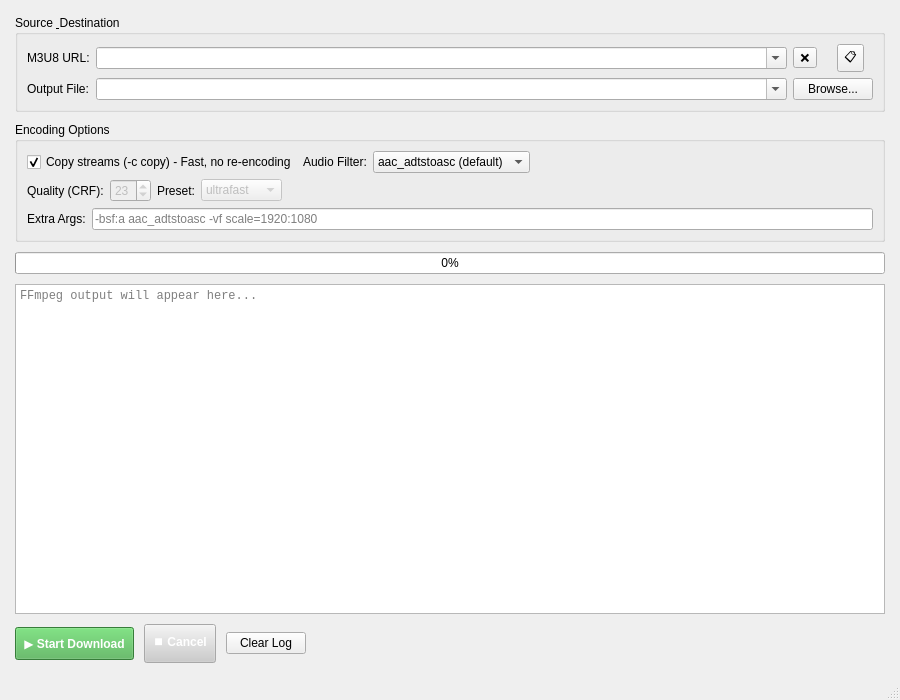
This is app2/mainwindow.ui in artthirt/video-donwloader-scripts as Qt 5 draws it before an edit. The edited form follows.
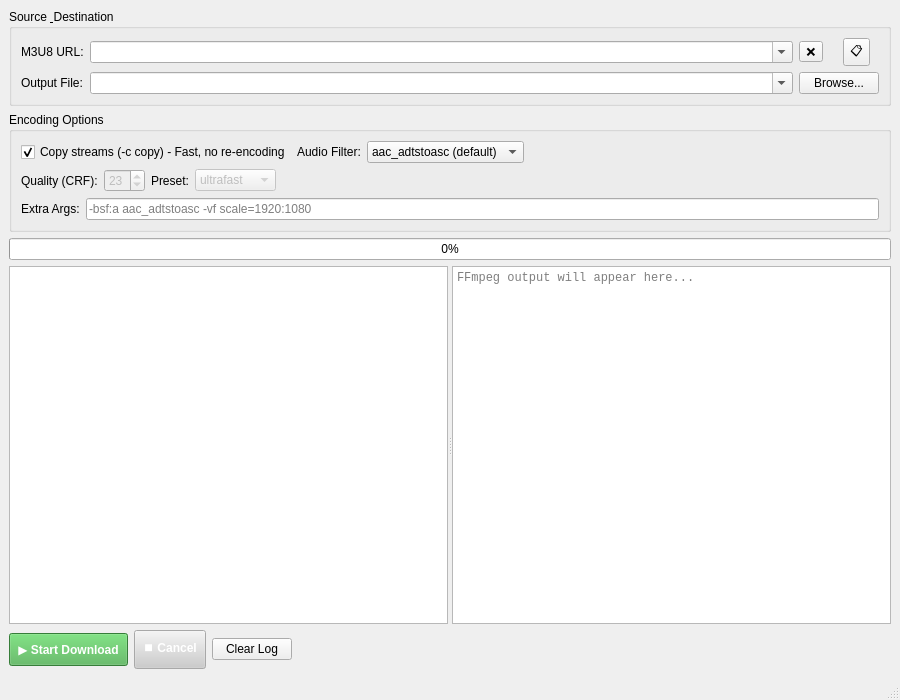
This is the edited form. Custom widgets are drawn as their Qt base class.

What changed in the file:
```diff
--- a/app2/mainwindow.ui
+++ b/app2/mainwindow.ui
@@ -21,21 +21,6 @@
   </property>
   <widget class="QWidget" name="centralwidget">
    <layout class="QVBoxLayout" name="verticalLayout">
-    <property name="spacing">
-     <number>10</number>
-    </property>
-    <property name="leftMargin">
-     <number>15</number>
-    </property>
-    <property name="topMargin">
-     <number>15</number>
-    </property>
-    <property name="rightMargin">
-     <number>15</number>
-    </property>
-    <property name="bottomMargin">
-     <number>15</number>
-    </property>
     <item>
      <widget class="QGroupBox" name="groupBoxInput">
       <property name="title">
@@ -313,6 +298,17 @@
      </widget>
     </item>
     <item>
+     <widget class="QSplitter" name="splitter">
+      <property name="sizePolicy">
+       <sizepolicy hsizetype="Expanding" vsizetype="Expanding">
+        <horstretch>0</horstretch>
+        <verstretch>0</verstretch>
+       </sizepolicy>
+      </property>
+      <property name="orientation">
+       <enum>Qt::Orientation::Horizontal</enum>
+      </property>
+      <widget class="QTableWidget" name="history_table"/>
      <widget class="QPlainTextEdit" name="plainTextEditLog">
       <property name="font">
        <font>
@@ -326,6 +322,7 @@
       <property name="placeholderText">
        <string>FFmpeg output will appear here...</string>
       </property>
+      </widget>
      </widget>
     </item>
     <item>
```
Lines whose indentation alone changed are shown as unchanged.
